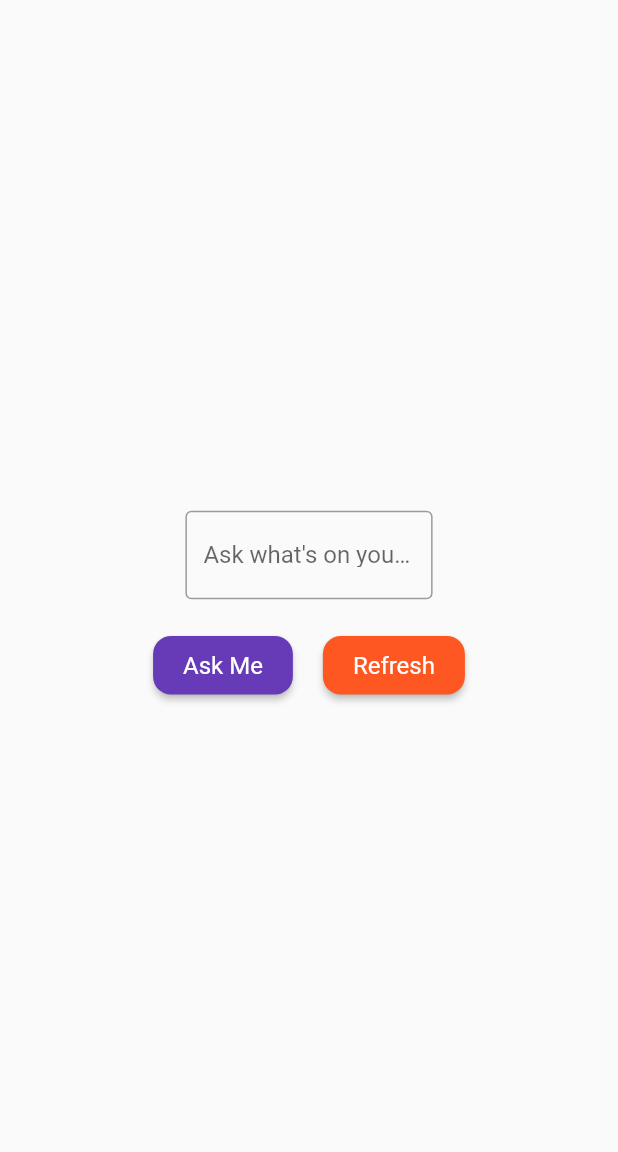
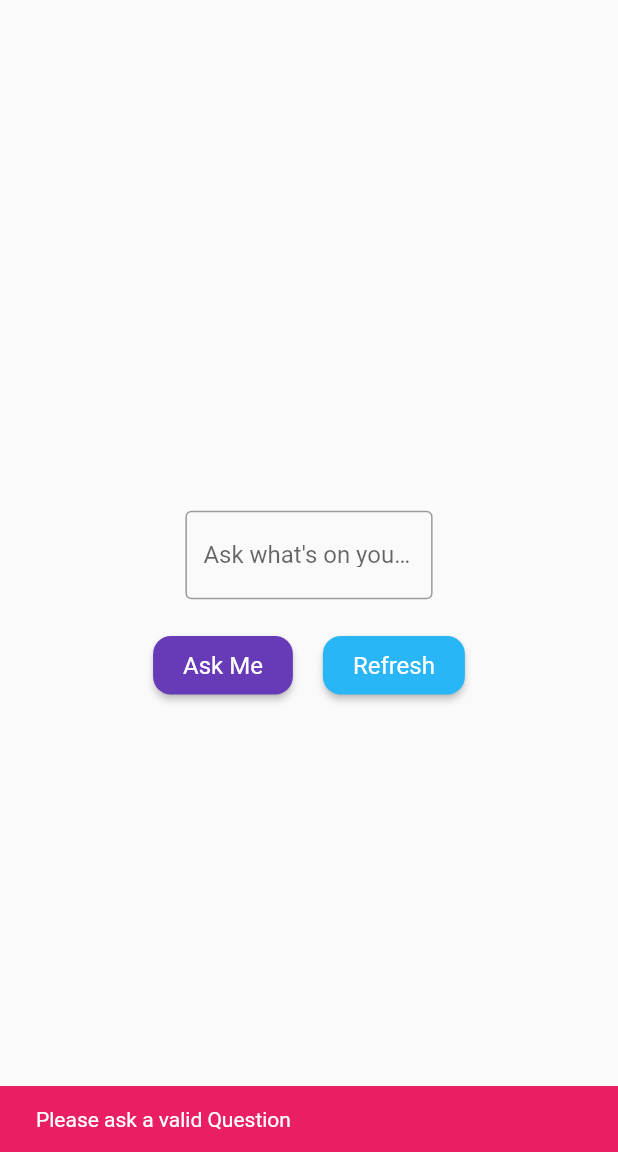
Before and after one commit to alxayeed/meme-qa, a Flutter app: the screen it shows after launch, after a tap on "Ask Me", on a phone screen of 412 x 824 dp, the part 84-1236 px from its top. Run offline on Flutter 3.47's test engine with Material 2 defaults, Android fonts, the phone set to English and light mode, and no system bars.

Commit message:
snackbar added to notify invalid question

```diff
--- a/lib/screens/homepage.dart
+++ b/lib/screens/homepage.dart
@@ -1,4 +1,4 @@
-// ignore_for_file: avoid_print, unused_field, unnecessary_null_comparison
+// ignore_for_file: avoid_print, unused_field, unnecessary_null_comparison, deprecated_member_use
 
 import 'package:flutter/material.dart';
 import 'package:flutter/rendering.dart';
@@ -20,6 +20,9 @@ class _HomepageState extends State<Homepage> {
   // Store current answer object
   Answer? _currentAnswer;
 
+  // Scaffold State to notify the user with snackbar
+  GlobalKey<ScaffoldState> _scaffoldKey = GlobalKey<ScaffoldState>();
+
   // process answer response
   _handleGetAnswer() async {
     String questionText = _questionFieldController.text.trim();
@@ -27,6 +30,11 @@ class _HomepageState extends State<Homepage> {
         questionText.isNotEmpty &&
         questionText[questionText.length - 1] == "?";
     if (!invalidQuestion) {
+      _scaffoldKey.currentState!.showSnackBar(const SnackBar(
+        content: Text("Please ask a valid Question"),
+        duration: Duration(seconds: 3),
+        backgroundColor: Colors.pink,
+      ));
       return;
     }
     String url = 'https://yesno.wtf/api';
@@ -48,6 +56,7 @@ class _HomepageState extends State<Homepage> {
   @override
   Widget build(BuildContext context) {
     return Scaffold(
+      key: _scaffoldKey,
       appBar: AppBar(
         // ignore: todo
         //TODO: center allign
@@ -122,7 +131,7 @@ class _HomepageState extends State<Homepage> {
                   onPressed: () {},
                   child: const Text("Refresh"),
                   style: ElevatedButton.styleFrom(
-                    primary: Colors.deepOrange,
+                    primary: Colors.lightBlue[400],
                     padding: const EdgeInsets.symmetric(
                         horizontal: 20, vertical: 10),
                     shape: RoundedRectangleBorder(
```
